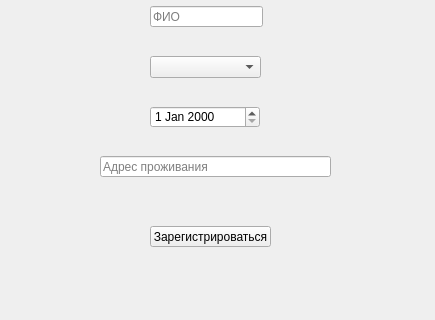
Above: registrationwindow.ui from kr3st1k/prakticheskiy-cringe before the change; both pictures show x 0 to 435 and y 194 to 514 of the 435 by 514 pixel window. Below: the same form after it.
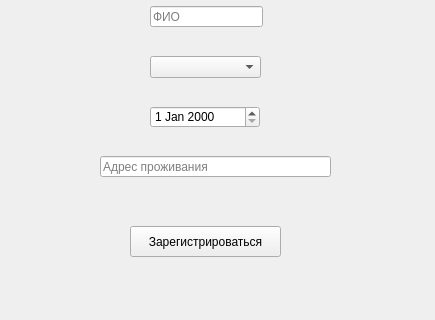
That is the form after the change.

Patch:
```diff
--- a/registrationwindow.ui
+++ b/registrationwindow.ui
@@ -101,10 +101,10 @@
   <widget class="QPushButton" name="pushButton">
    <property name="geometry">
     <rect>
-     <x>150</x>
+     <x>130</x>
      <y>420</y>
-     <width>121</width>
-     <height>21</height>
+     <width>151</width>
+     <height>31</height>
     </rect>
    </property>
    <property name="text">
```
Left out of the diff: 12 changed lines with no effect on the pictures.
